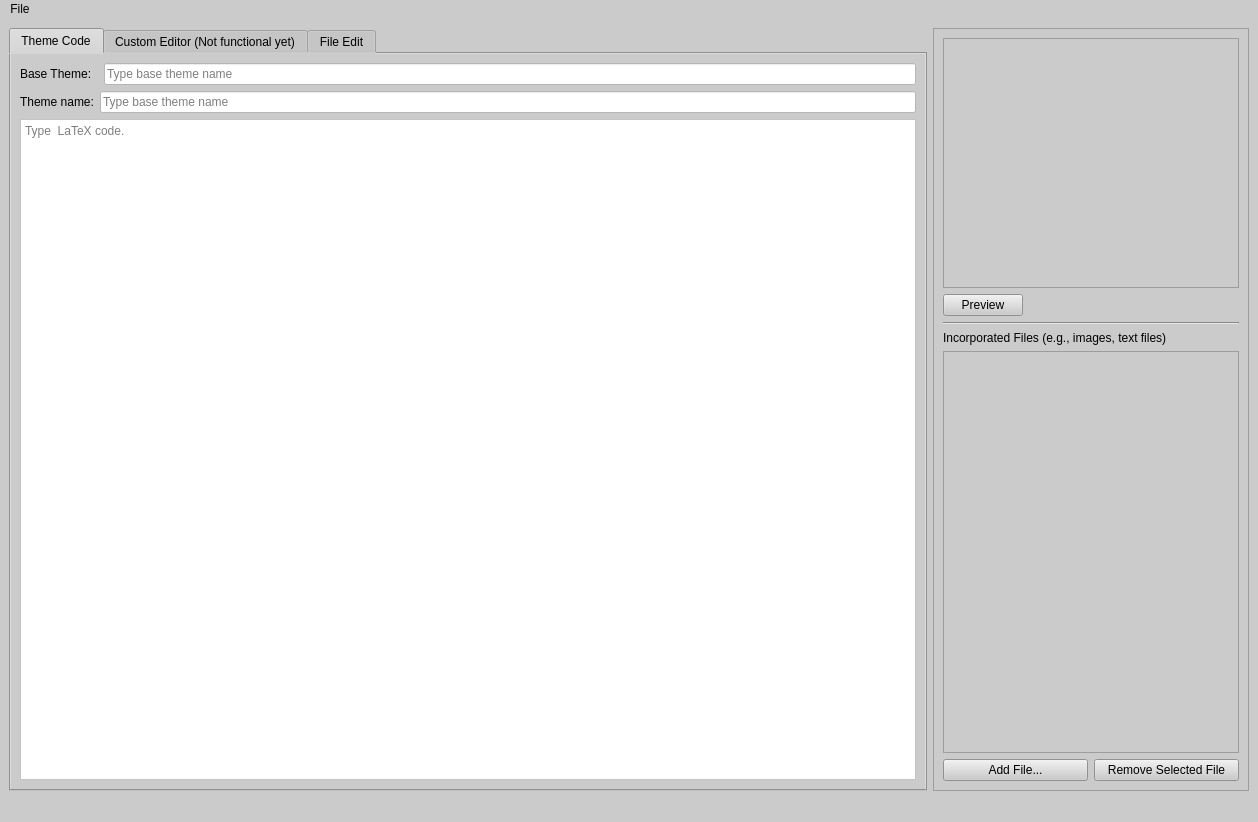
This is gui/ThemeEditorWindow.ui in acroper/BeamerQt as Qt 5 draws it before an edit. The edited form follows.
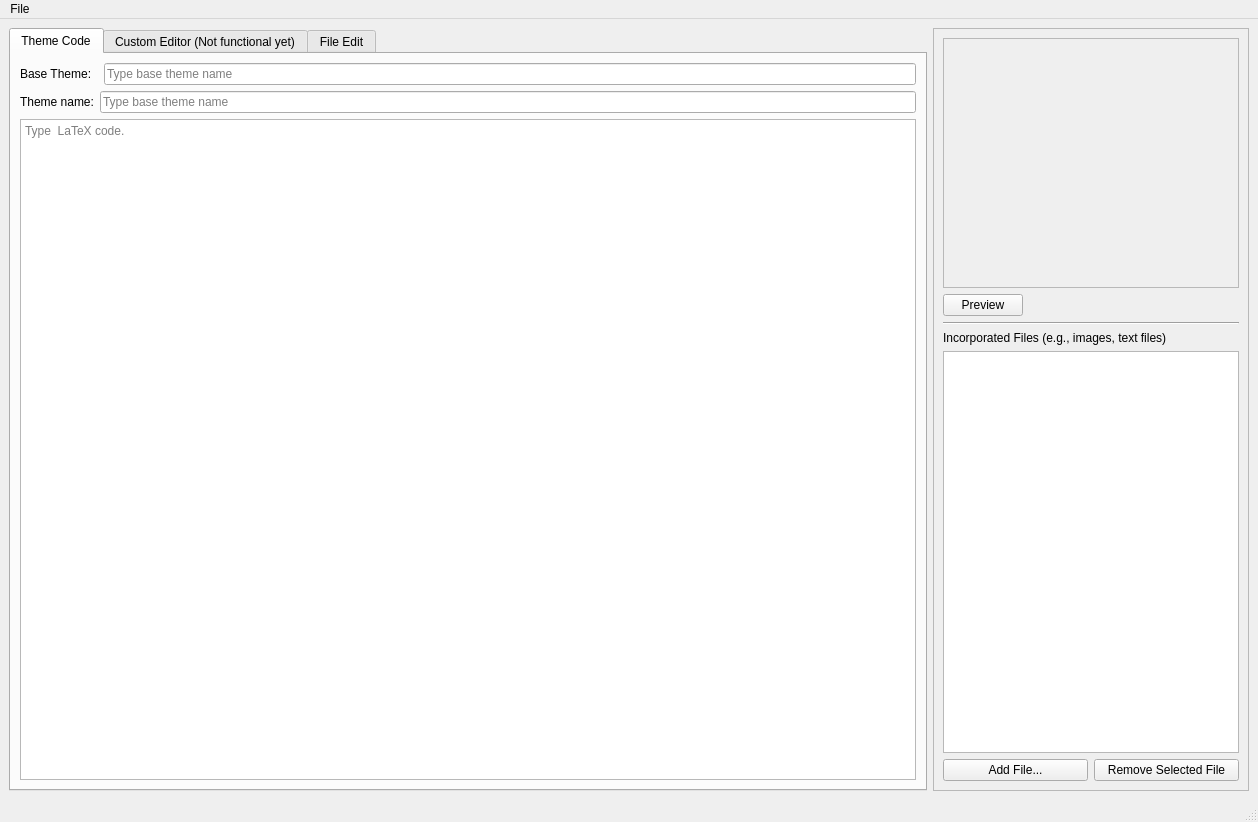
This is the edited form. The open tabs and pages were chosen to show the change.

Commit message: Linux Packaging and Dark Theme compatibility

What changed in the file:
```diff
--- a/gui/ThemeEditorWindow.ui
+++ b/gui/ThemeEditorWindow.ui
@@ -13,9 +13,6 @@
   <property name="windowTitle">
    <string>Theme Editor</string>
   </property>
-  <property name="styleSheet">
-   <string notr="true">background-color: rgb(203, 203, 203);</string>
-  </property>
   <widget class="QWidget" name="centralwidget">
    <layout class="QHBoxLayout" name="horizontalLayout_4">
     <item>
@@ -42,9 +39,6 @@
           </item>
           <item>
            <widget class="QLineEdit" name="BaseName">
-            <property name="styleSheet">
-             <string notr="true">background-color: rgb(255, 255, 255);</string>
-            </property>
             <property name="placeholderText">
              <string>Type base theme name</string>
             </property>
@@ -63,9 +57,6 @@
           </item>
           <item>
            <widget class="QLineEdit" name="ThemeName">
-            <property name="styleSheet">
-             <string notr="true">background-color: rgb(255, 255, 255);</string>
-            </property>
             <property name="placeholderText">
              <string>Type base theme name</string>
             </property>
@@ -75,9 +66,6 @@
         </item>
         <item>
          <widget class="QPlainTextEdit" name="SourceCodeText">
-          <property name="styleSheet">
-           <string notr="true">background-color: rgb(255, 255, 255);</string>
-          </property>
           <property name="placeholderText">
            <string>Type  LaTeX code.</string>
           </property>
@@ -856,9 +844,6 @@
         </item>
         <item>
          <widget class="QPlainTextEdit" name="editableFile_Text">
-          <property name="styleSheet">
-           <string notr="true">background-color: rgb(255, 255, 255);</string>
-          </property>
          </widget>
         </item>
        </layout>
```
The commit also changes 16 other files.
